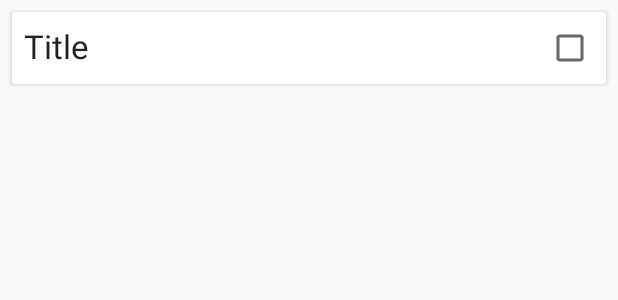
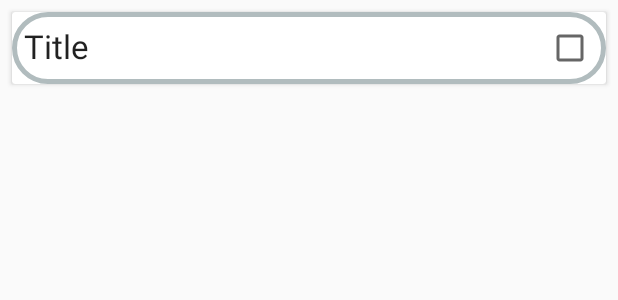
Before and after one commit to nirzonpop192/hisabee, an Android app: the layout row_item_repo.xml on its own in the app's theme, with its tools: preview values and no code run, on a phone screen of 412 x 824 dp. Shown: the top 300 px of the screen. Run offline under Robolectric (Android 15) with nearby library versions, the phone set to English and light mode, and no system bars.

Commit message:
background change

```diff
--- a/app/src/main/java/com/faisal/hiasbe/adpter/TodoPagingAdapter.kt
+++ b/app/src/main/java/com/faisal/hiasbe/adpter/TodoPagingAdapter.kt
@@ -18,9 +18,11 @@ class TodoPagingAdapter : PagingDataAdapter<Item, TodoPagingAdapter.RepoViewHold
         item.let {
             holder.tvName.text= item?.title
 
-
+            holder.isDone.isChecked= item?.status == true
             holder.itemView.setOnClickListener{
                 listener?.onItemClick(item)
+
+                holder.isDone.isChecked= item?.status == true
             }
         }
 
@@ -42,7 +44,7 @@ class TodoPagingAdapter : PagingDataAdapter<Item, TodoPagingAdapter.RepoViewHold
 
     class RepoViewHolder(val  binding:RowItemRepoBinding): RecyclerView.ViewHolder(binding.root){
         val tvName=binding.tvTitle
-        val tvStar=binding.cbDone
+        val isDone=binding.cbDone
 
     }
 
--- /dev/null
+++ b/app/src/main/res/drawable/layout_bg.xml
@@ -0,0 +1,7 @@
+<?xml version="1.0" encoding="utf-8"?>
+<shape xmlns:android="http://schemas.android.com/apk/res/android">
+    <solid android:color="#FFFFFF"/>
+    <stroke android:width="3dp" android:color="#B1BCBE" />
+    <corners android:radius="50dp"/>
+    <padding android:left="0dp" android:top="0dp" android:right="0dp" android:bottom="0dp" />
+</shape>
--- a/app/src/main/res/layout/fragment_home.xml
+++ b/app/src/main/res/layout/fragment_home.xml
@@ -32,17 +32,16 @@
             app:layout_constraintTop_toTopOf="parent" />
 
 
-
         <com.google.android.material.floatingactionbutton.FloatingActionButton
             android:id="@+id/floatingActionButton"
             android:layout_width="wrap_content"
             android:layout_height="wrap_content"
-            android:layout_marginEnd="24dp"
             android:layout_marginBottom="24dp"
             android:clickable="true"
             android:src="@android:drawable/btn_plus"
             app:layout_constraintBottom_toBottomOf="parent"
-            app:layout_constraintEnd_toEndOf="parent" />
+            app:layout_constraintEnd_toEndOf="parent"
+            app:layout_constraintStart_toStartOf="@+id/rvRepositoryList" />
 
     </androidx.constraintlayout.widget.ConstraintLayout>
 
--- a/app/src/main/res/layout/row_item_repo.xml
+++ b/app/src/main/res/layout/row_item_repo.xml
@@ -3,6 +3,7 @@
     xmlns:app="http://schemas.android.com/apk/res-auto"
     xmlns:tools="http://schemas.android.com/tools">
     <androidx.cardview.widget.CardView
+    android:background="@android:color/transparent"
         android:layout_width="match_parent"
         android:layout_height="wrap_content"
         android:layout_marginStart="8dp"
@@ -11,6 +12,7 @@
 
 
         <RelativeLayout
+            android:background="@drawable/layout_bg"
             android:layout_width="wrap_content"
             android:layout_height="wrap_content"
             android:padding="8dp">
```
Also changed, not shown: app/src/main/java/com/faisal/hiasbe/ui/HomeFragment.kt (+5 -4 lines).
